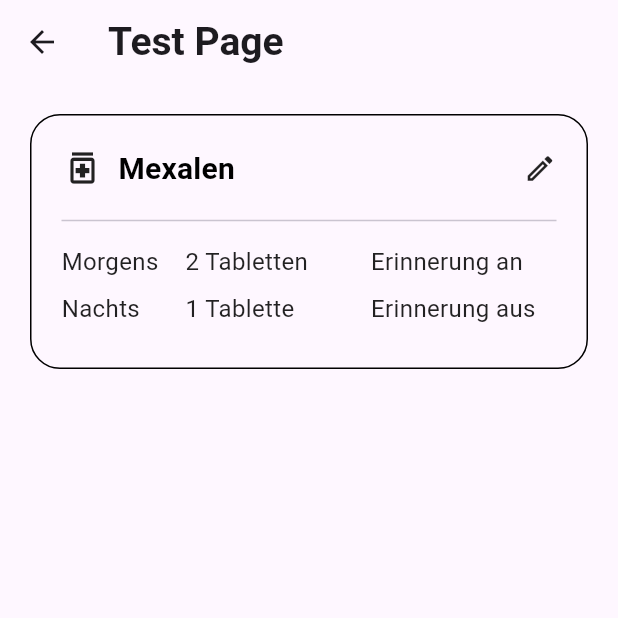
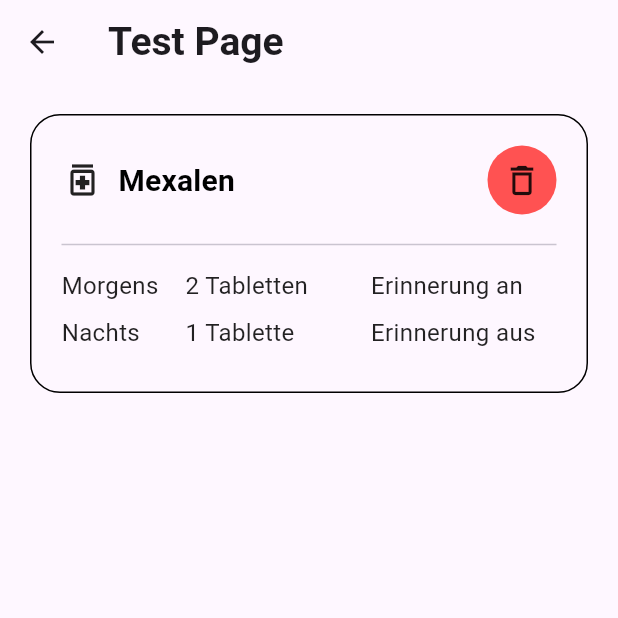
Before and after one commit to jakygalautz-source/se2-project, a Flutter app: the TestPage screen opened directly, on a phone screen of 412 x 824 dp, the top half of it. Run offline on Flutter 3.47's test engine with Material 3 defaults, Android fonts, the phone set to English and light mode, and no system bars; network calls fail.

Commit message:
Add delete functionality for medications (UI + model + API preparation) - created reusable DeleteButton widget - integrated delete button into MyMedicationListCard - added onDelete callbacks in MedicationListPage - implemented removeMedication() in MedicationListModel - added deleteMedication() in MedicationApi - prepared frontend for DELETE endpoint (backend pending) - Update Readme and backend README with ID support and delete endpoint

```diff
--- a/lib/models/medication_model.dart
+++ b/lib/models/medication_model.dart
@@ -1,13 +1,15 @@
 import 'package:pill_pilot/models/medication_intake_model.dart';
 
 class Medication {
+  final int? id;
   final String name;
   final List<MedicationIntakeModel> intakes;
 
-  Medication({required this.name, required this.intakes});
+  Medication({this.id, required this.name, required this.intakes});
 
   factory Medication.fromJson(Map<String, dynamic> json) {
     return Medication(
+      id: json['id'] as int?,
       name: json['name'] ?? '',
       intakes: (json['intakes'] as List<dynamic>? ?? [])
           .map(
--- /dev/null
+++ b/lib/widgets/delete_button.dart
@@ -0,0 +1,22 @@
+import 'package:flutter/material.dart';
+
+class DeleteButton extends StatelessWidget {
+  final VoidCallback? onTap;
+
+  const DeleteButton({super.key, required this.onTap});
+
+  @override
+  Widget build(BuildContext context) {
+    return GestureDetector(
+      onTap: onTap,
+      child: Container(
+        padding: EdgeInsets.all(10),
+        decoration: BoxDecoration(
+          color: Colors.redAccent,
+          shape: BoxShape.circle,
+        ),
+        child: Icon(Icons.delete_outline, size: 26),
+      ),
+    );
+  }
+}
--- a/lib/widgets/my_medication_list_card.dart
+++ b/lib/widgets/my_medication_list_card.dart
@@ -1,12 +1,19 @@
 import 'package:flutter/material.dart';
 import 'package:pill_pilot/models/medication_model.dart';
+import 'package:pill_pilot/widgets/delete_button.dart';
 import 'package:pill_pilot/widgets/my_card.dart';
 
 class MyMedicationListCard extends StatelessWidget {
   final Medication medication;
   final VoidCallback? onTap;
+  final VoidCallback? onDelete;
 
-  const MyMedicationListCard({super.key, required this.medication, this.onTap});
+  const MyMedicationListCard({
+    super.key,
+    required this.medication,
+    this.onTap,
+    this.onDelete,
+  });
 
   @override
   Widget build(BuildContext context) {
@@ -27,7 +34,7 @@
                     style: Theme.of(context).textTheme.titleMedium,
                   ),
                 ),
-                const Icon(Icons.edit_outlined, size: 22),
+                DeleteButton(onTap: onDelete),
               ],
             ),
             const SizedBox(height: 12),
```
Also changed, not shown: lib/api/medication_api.dart (+10 -0 lines), lib/models/medication_form_model.dart (+8 -1 lines), lib/models/medication_list_model.dart (+10 -0 lines), lib/pages/medication_list_page.dart (+51 -0 lines), lib/widgets/intake_slot_card.dart (+3 -12 lines), 2 other files.
